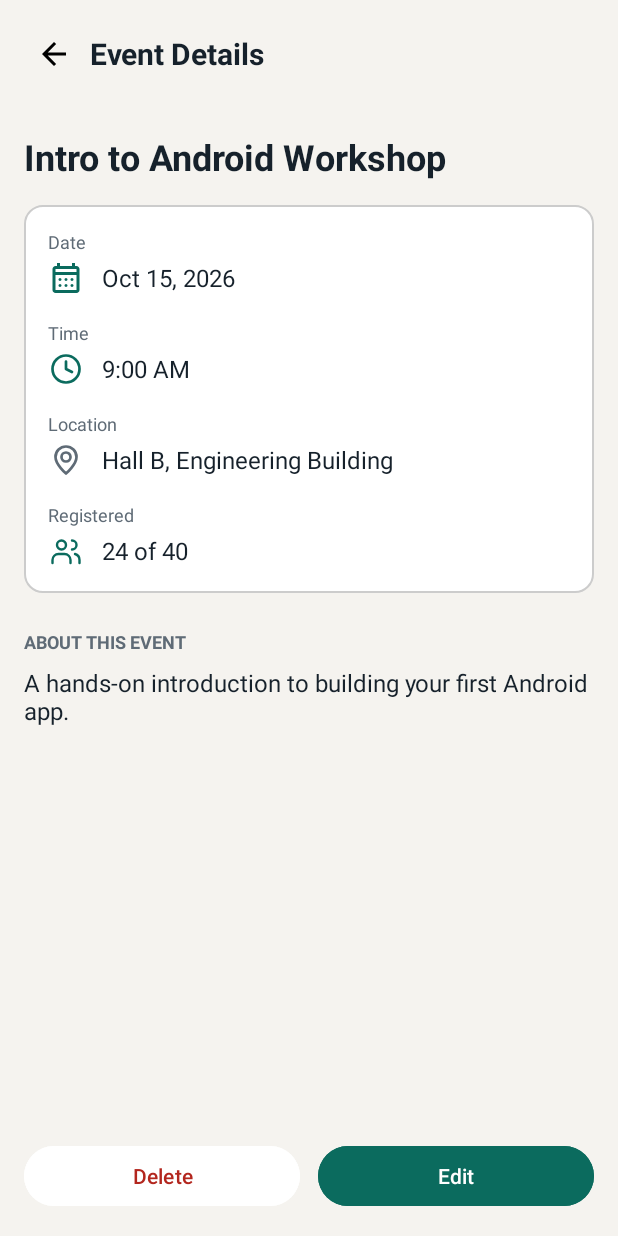
After one commit to sanna9/eventnest, an Android app: the layout activity_event_details.xml on its own in the app's theme, with its tools: preview values and no code run, on a phone screen of 412 x 824 dp. The commit adds this screen. Run offline under Robolectric (Android 15) with nearby library versions, the phone set to English and light mode, and no system bars.

Commit message:
add organizer event details editing / confirmed deletion

```diff
--- a/app/src/main/AndroidManifest.xml
+++ b/app/src/main/AndroidManifest.xml
@@ -11,6 +11,9 @@
         android:roundIcon="@mipmap/ic_launcher_round"
         android:supportsRtl="true"
         android:theme="@style/Theme.EventNest">
+        <activity
+            android:name=".ui.organizer.EventDetailsActivity"
+            android:exported="false" />
         <activity
             android:name=".ui.organizer.EventFormActivity"
             android:exported="false" />
@@ -34,8 +37,7 @@
         </activity>
         <activity
             android:name=".MainActivity"
-            android:exported="false">
-        </activity>
+            android:exported="false"></activity>
     </application>
 
 </manifest>
--- a/app/src/main/java/com/example/eventnest/ui/student/StudentDashboardActivity.java
+++ b/app/src/main/java/com/example/eventnest/ui/student/StudentDashboardActivity.java
@@ -48,7 +48,7 @@ public class StudentDashboardActivity extends AppCompatActivity {
         binding.toolbar.setOnMenuItemClickListener(item -> {
             if (item.getItemId() == R.id.action_logout) {
                 session.logout();
-//                returnToLogin();
+                returnToLogin();
                 return true;
             }
             return false;
@@ -120,11 +120,11 @@ public class StudentDashboardActivity extends AppCompatActivity {
 
     /**
      * Testing logging out when user tried to access the activity without session (may be not neccessary)
+     */
      private void returnToLogin() {
      Intent intent = new Intent(this, LoginActivity.class);
      intent.addFlags(Intent.FLAG_ACTIVITY_NEW_TASK | Intent.FLAG_ACTIVITY_CLEAR_TASK);
      startActivity(intent);
      finish();
      }
-     */
 }
--- a/app/src/main/java/com/example/eventnest/util/SessionManager.java
+++ b/app/src/main/java/com/example/eventnest/util/SessionManager.java
@@ -37,7 +37,7 @@ public class SessionManager {
         }
     }
 
-    public void logout() {
+    public void     logout() {
         prefs.edit().clear().apply();
     }
 }
--- /dev/null
+++ b/app/src/main/res/layout/activity_event_details.xml
@@ -0,0 +1,205 @@
+<?xml version="1.0" encoding="utf-8"?>
+<LinearLayout
+    xmlns:android="http://schemas.android.com/apk/res/android"
+    xmlns:tools="http://schemas.android.com/tools"
+    android:id="@+id/main"
+    android:layout_width="match_parent"
+    android:layout_height="match_parent"
+    android:background="@color/eventnest_background"
+    android:orientation="vertical">
+
+    <!-- Header with the existing back-arrow drawable. -->
+    <LinearLayout
+        android:layout_width="match_parent"
+        android:layout_height="wrap_content"
+        android:gravity="center_vertical"
+        android:orientation="horizontal"
+        android:padding="12dp">
+
+        <ImageView
+            android:id="@+id/buttonBack"
+            android:layout_width="48dp"
+            android:layout_height="48dp"
+            android:clickable="true"
+            android:focusable="true"
+            android:contentDescription="@string/button_back"
+            android:padding="12dp"
+            android:src="@drawable/ic_arrow_back" />
+
+        <TextView
+            android:layout_width="wrap_content"
+            android:layout_height="wrap_content"
+            android:text="@string/title_event_details"
+            android:textColor="@color/eventnest_text"
+            android:textSize="20sp"
+            android:textStyle="bold" />
+
+    </LinearLayout>
+
+    <!-- Event information scrolls while the action buttons stay below. -->
+    <ScrollView
+        android:layout_width="match_parent"
+        android:layout_height="0dp"
+        android:layout_weight="1">
+
+        <LinearLayout
+            android:layout_width="match_parent"
+            android:layout_height="wrap_content"
+            android:orientation="vertical"
+            android:padding="16dp">
+
+            <TextView
+                android:id="@+id/textEventTitle"
+                android:layout_width="match_parent"
+                android:layout_height="wrap_content"
+                android:textColor="@color/eventnest_text"
+                android:textSize="24sp"
+                android:textStyle="bold"
+                tools:text="Intro to Android Workshop" />
+
+            <!-- Reuse the rounded white background from the event form. -->
+            <LinearLayout
+                android:layout_width="match_parent"
+                android:layout_height="wrap_content"
+                android:layout_marginTop="16dp"
+                android:background="@drawable/bg_form_field"
+                android:orientation="vertical"
+                android:padding="16dp">
+
+                <TextView
+                    android:layout_width="wrap_content"
+                    android:layout_height="wrap_content"
+                    android:text="@string/label_event_date"
+                    android:textColor="@color/eventnest_text_secondary"
+                    android:textSize="12sp" />
+
+                <TextView
+                    android:id="@+id/textEventDate"
+                    android:layout_width="match_parent"
+                    android:layout_height="wrap_content"
+                    android:layout_marginTop="4dp"
+                    android:drawableStart="@drawable/ic_calendar"
+                    android:drawablePadding="12dp"
+                    android:drawableTint="@color/eventnest_primary"
+                    android:gravity="center_vertical"
+                    android:textColor="@color/eventnest_text"
+                    android:textSize="16sp"
+                    tools:text="Oct 15, 2026" />
+
+                <TextView
+                    android:layout_width="wrap_content"
+                    android:layout_height="wrap_content"
+                    android:layout_marginTop="16dp"
+                    android:text="@string/label_event_time"
+                    android:textColor="@color/eventnest_text_secondary"
+                    android:textSize="12sp" />
+
+                <TextView
+                    android:id="@+id/textEventTime"
+                    android:layout_width="match_parent"
+                    android:layout_height="wrap_content"
+                    android:layout_marginTop="4dp"
+                    android:drawableStart="@drawable/ic_time"
+                    android:drawablePadding="12dp"
+                    android:gravity="center_vertical"
+                    android:textColor="@color/eventnest_text"
+                    android:textSize="16sp"
+                    tools:text="9:00 AM" />
+
+                <TextView
+                    android:layout_width="wrap_content"
+                    android:layout_height="wrap_content"
+                    android:layout_marginTop="16dp"
+                    android:text="@string/label_event_location"
+                    android:textColor="@color/eventnest_text_secondary"
+                    android:textSize="12sp" />
+
+                <TextView
+                    android:id="@+id/textEventLocation"
+                    android:layout_width="match_parent"
+                    android:layout_height="wrap_content"
+                    android:layout_marginTop="4dp"
+                    android:drawableStart="@drawable/ic_location"
+                    android:drawablePadding="12dp"
+                    android:gravity="center_vertical"
+                    android:textColor="@color/eventnest_text"
+                    android:textSize="16sp"
+                    tools:text="Hall B, Engineering Building" />
+
+                <TextView
+                    android:layout_width="wrap_content"
+                    android:layout_height="wrap_content"
+                    android:layout_marginTop="16dp"
+                    android:text="@string/label_registered"
+                    android:textColor="@color/eventnest_text_secondary"
+                    android:textSize="12sp" />
+
+                <TextView
+                    android:id="@+id/textRegisteredCount"
+                    android:layout_width="match_parent"
+                    android:layout_height="wrap_content"
+                    android:layout_marginTop="4dp"
+                    android:drawableStart="@drawable/ic_people"
+                    android:drawablePadding="12dp"
+                    android:gravity="center_vertical"
+                    android:textColor="@color/eventnest_text"
+                    android:textSize="16sp"
+                    tools:text="24 of 40" />
+
+            </LinearLayout>
+
+            <TextView
+                android:layout_width="wrap_content"
+                android:layout_height="wrap_content"
+                android:layout_marginTop="24dp"
+                android:text="@string/label_about_event"
+                android:textColor="@color/eventnest_text_secondary"
+                android:textSize="12sp"
+                android:textStyle="bold" />
+
+            <TextView
+                android:id="@+id/textEventDescription"
+                android:layout_width="match_parent"
+                android:layout_height="wrap_content"
+                android:layout_marginTop="8dp"
+                android:textColor="@color/eventnest_text"
+                android:textSize="16sp"
+                tools:text="A hands-on introduction to building your first Android app." />
+
+        </LinearLayout>
+
+    </ScrollView>
+
+    <!-- Organizer actions: Java will connect these buttons next. -->
+    <LinearLayout
+        android:id="@+id/layoutOrganizerActions"
+        android:layout_width="match_parent"
+        android:layout_height="wrap_content"
+        android:orientation="horizontal"
+        android:padding="16dp">
+
+        <Button
+            android:id="@+id/buttonDelete"
+            android:layout_width="0dp"
+            android:layout_height="wrap_content"
+            android:layout_marginEnd="6dp"
+            android:layout_weight="1"
+            android:backgroundTint="@color/white"
+            android:text="@string/button_delete"
+            android:textAllCaps="false"
+            android:textColor="#B3261E" />
+
+        <Button
+            android:id="@+id/buttonEdit"
+            android:layout_width="0dp"
+            android:layout_height="wrap_content"
+            android:layout_marginStart="6dp"
+            android:layout_weight="1"
+            android:backgroundTint="@color/eventnest_primary"
+            android:text="@string/button_edit"
+            android:textAllCaps="false"
+            android:textColor="@color/white" />
+
+    </LinearLayout>
+
+</LinearLayout>
--- a/app/src/main/res/values/strings.xml
+++ b/app/src/main/res/values/strings.xml
@@ -43,7 +43,7 @@
     <string name="error_signup_failed">Could not create the account. Please try again.</string>
     <string name="toast_account_created">Account created. Please sign in.</string>
 
-        <!-- Organizer dashboard -->
+    <!-- Organizer dashboard -->
     <string name="title_organizer_dashboard">Organizer Dashboard</string>
     <string name="title_manage_events">Manage Events</string>
     <string name="title_registered_students">Registered Students</string>
@@ -83,4 +83,16 @@
     <string name="error_events_load">Could not load events</string>
     <string name="toast_event_saved">Event saved</string>
 
+    <!-- Event details -->
+    <string name="title_event_details">Event Details</string>
+    <string name="label_registered">Registered</string>
+    <string name="label_about_event">ABOUT THIS EVENT</string>
+    <string name="event_registration_count">%1$d of %2$d</string>
+
+    <!-- Event deletion -->
+    <string name="dialog_delete_event_title">Delete event?</string>
+    <string name="dialog_delete_event_message">This will delete the event and its linked registrations, history and notifications. Continue?</string>
+    <string name="button_cancel">Cancel</string>
+    <string name="toast_event_deleted">Event deleted</string>
+
 </resources>
```
Also changed, not shown: app/src/main/java/com/example/eventnest/ui/organizer/EventDetailsActivity.java (added, +253 -0 lines), app/src/main/java/com/example/eventnest/ui/organizer/EventListFragment.java (+11 -8 lines).
